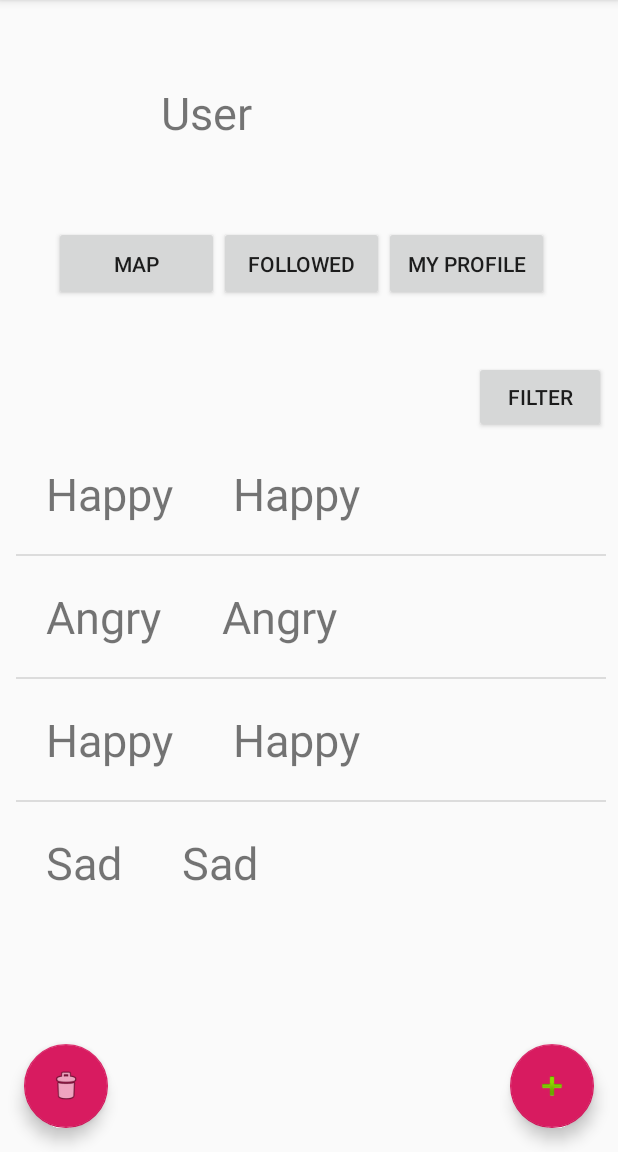
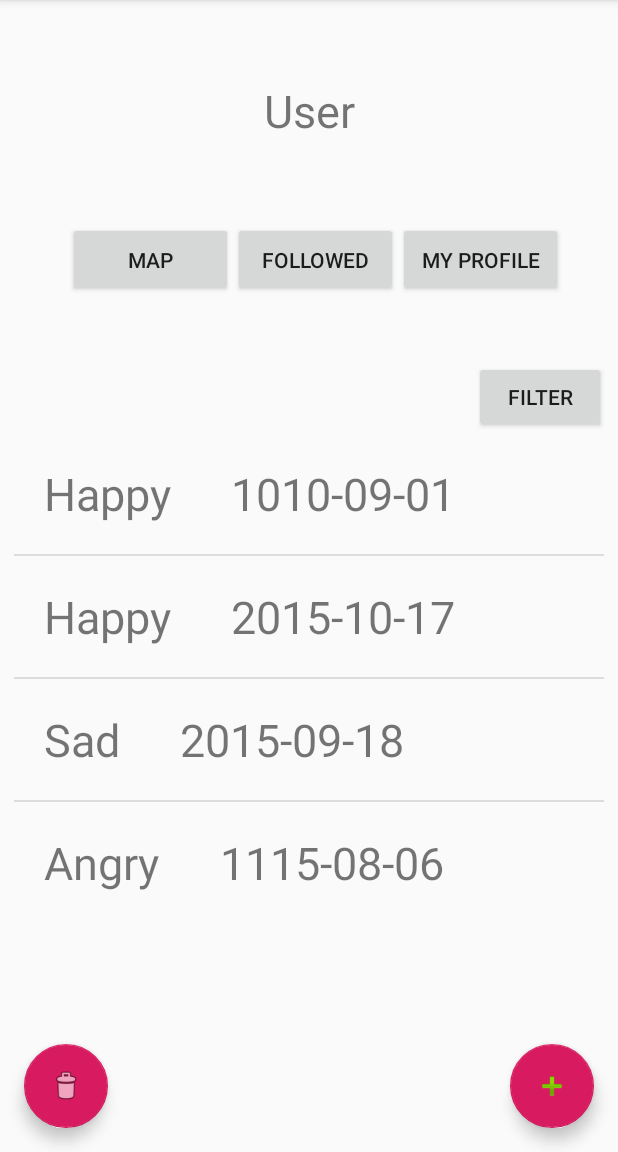
Before and after one commit to CMPUT301F19T32/CMPUT301F19T32, an Android app: the screen it shows after launch (MainActivity), on a phone screen of 412 x 824 dp, the part 84-1236 px from its top. Run offline under Robolectric (Android 15) with nearby library versions, the phone set to English and light mode, and no system bars.

Commit message:
home page (working on filter)
home page is finished. I have done the delete mood and sorted the exist mood by time. We could use it now and add the functions. I am working on the filter function. We should start working on add mood.

```diff
--- a/code/MentaLandsortlist/app/src/main/java/com/example/mentaland_sortlist/MainActivity.java
+++ b/code/MentaLandsortlist/app/src/main/java/com/example/mentaland_sortlist/MainActivity.java
@@ -7,13 +7,19 @@ import android.widget.ArrayAdapter;
 import android.widget.Button;
 import android.widget.ListView;
 
+import com.google.android.material.floatingactionbutton.FloatingActionButton;
+
 import java.util.ArrayList;
 
 public class MainActivity extends AppCompatActivity {
     ListView moodList;
     ArrayAdapter<Mood> moodAdapter;
     ArrayList<Mood> moodDataList;
-    Button delete_mood;
+    FloatingActionButton delete_mood;
+    ListView filterList;
+    ArrayAdapter<Mood> filterAdapter;
+    ArrayList<Mood> filterDataList;
+    Button filter_button;
 
     @Override
     protected void onCreate(Bundle savedInstanceState) {
@@ -22,6 +28,8 @@ public class MainActivity extends AppCompatActivity {
 
         delete_mood = findViewById(R.id.delete_mood);
         moodList = findViewById(R.id.mood_list);
+        filter_button = findViewById(R.id.filter_button);
+        filterList = findViewById(R.id.filter_list);
 
         String []mood = {"Happy", "Angry", "Happy", "Sad", "Happy"};
         String []date = {"1010-09-01", "1115-08-06", "2015-10-17", "2015-09-18", "2015-10-21"};
@@ -37,5 +45,7 @@ public class MainActivity extends AppCompatActivity {
 
         moodList.setAdapter(moodAdapter);
 
+        // filterDataList = new ArrayList<>();
+
     }
 }
--- a/code/MentaLandsortlist/app/src/main/java/com/example/mentaland_sortlist/myMoodList.java
+++ b/code/MentaLandsortlist/app/src/main/java/com/example/mentaland_sortlist/myMoodList.java
@@ -1,5 +1,7 @@
 package com.example.mentaland_sortlist;
 
+import android.annotation.SuppressLint;
+import android.graphics.ColorSpace;
 import android.view.LayoutInflater;
 import android.view.View;
 import android.view.ViewGroup;
@@ -7,6 +9,8 @@ import android.widget.ArrayAdapter;
 import android.widget.TextView;
 
 import java.util.ArrayList;
+import java.util.Collections;
+import java.util.Comparator;
 
 import androidx.annotation.NonNull;
 import androidx.annotation.Nullable;
@@ -16,6 +20,7 @@ public class myMoodList extends ArrayAdapter<Mood> {
 
     private ArrayList<Mood> moods;
     private MainActivity context;
+    private int pos1;
 
     public myMoodList(MainActivity context, ArrayList<Mood> moods) {
         super(context,0,moods);
@@ -33,18 +38,46 @@ public class myMoodList extends ArrayAdapter<Mood> {
             view = LayoutInflater.from(context).inflate(R.layout.content,parent,false);
         }
 
-        Mood mood = moods.get(position);
+        final Mood mood = moods.get(position);
 
         TextView mood_text = view.findViewById(R.id.mood_text);
         TextView date_text = view.findViewById(R.id.date_text);
 
         mood_text.setText(mood.getEmotionstr());
-        date_text.setText(mood.getEmotionstr());
+        date_text.setText(mood.getDate());
+
+        //sort the list by date
+        Collections.sort(moods, new Comparator<Mood>() {
+            public int compare(Mood first, Mood second)  {
+                return second.getDate().compareTo(first.getDate());
+            }
+        });
+
+        context.filter_button.setOnClickListener(new View.OnClickListener() {
+            @Override
+            public void onClick(View v) {
+                if (mood!= null) {
+                    context.filterList.setVisibility(View.VISIBLE);
+                }
+            }
+        });
+
+
+
+        view.setOnClickListener(new View.OnClickListener() {
+            //to press on the list position
+            @SuppressLint("RestrictedApi")
+            @Override
+            public void onClick(View v) {
+                pos1 = pos;
+            }
+        });
 
         context.delete_mood.setOnClickListener(new View.OnClickListener() {
+            //to delete a mood
             @Override
             public void onClick(View v) {
-                context.moodDataList.remove(pos);
+                context.moodDataList.remove(pos1);
                 context.moodAdapter.notifyDataSetChanged();
                 context.moodList.setAdapter(context.moodAdapter);
         }
--- a/code/MentaLandsortlist/app/src/main/res/layout/activity_main.xml
+++ b/code/MentaLandsortlist/app/src/main/res/layout/activity_main.xml
@@ -12,21 +12,22 @@
         android:layout_height="308dp"
         app:layout_constraintBottom_toBottomOf="parent"
         app:layout_constraintEnd_toEndOf="parent"
-        app:layout_constraintHorizontal_bias="0.578"
         app:layout_constraintStart_toStartOf="parent"
         app:layout_constraintTop_toTopOf="parent"
         app:layout_constraintVertical_bias="0.628" />
 
+
     <LinearLayout
         android:id="@+id/linearLayout"
-        android:layout_width="wrap_content"
-        android:layout_height="wrap_content"
+        android:layout_width="394dp"
+        android:layout_height="52dp"
+        android:layout_centerHorizontal="true"
         app:layout_constraintBottom_toTopOf="@+id/mood_list"
         app:layout_constraintEnd_toEndOf="parent"
-        app:layout_constraintHorizontal_bias="0.0"
+        app:layout_constraintHorizontal_bias="0.529"
         app:layout_constraintStart_toStartOf="parent"
         app:layout_constraintTop_toTopOf="parent"
-        app:layout_constraintVertical_bias="0.632">
+        app:layout_constraintVertical_bias="0.625">
 
 
         <Button
@@ -62,7 +63,6 @@
 
     </LinearLayout>
 
-
     <Button
         android:id="@+id/filter_button"
         android:layout_width="wrap_content"
@@ -78,6 +78,7 @@
         android:layout_width="197dp"
         android:layout_height="41dp"
         android:text="User"
+        android:gravity="center"
         android:textSize="30dp"
         app:layout_constraintBottom_toTopOf="@+id/linearLayout"
         app:layout_constraintEnd_toEndOf="parent"
@@ -110,6 +111,13 @@
         app:layout_constraintStart_toStartOf="parent"
         app:srcCompat="@android:drawable/ic_menu_delete" />
 
+    <ListView
+        android:id="@+id/filter_list"
+        android:layout_width="86dp"
+        android:layout_height="142dp"
+        android:visibility="invisible"
+        app:layout_constraintEnd_toEndOf="@+id/mood_list"
+        app:layout_constraintTop_toBottomOf="@+id/filter_button" />
 
 
 </androidx.constraintlayout.widget.ConstraintLayout>
```
Also changed, not shown: 86 other files.
